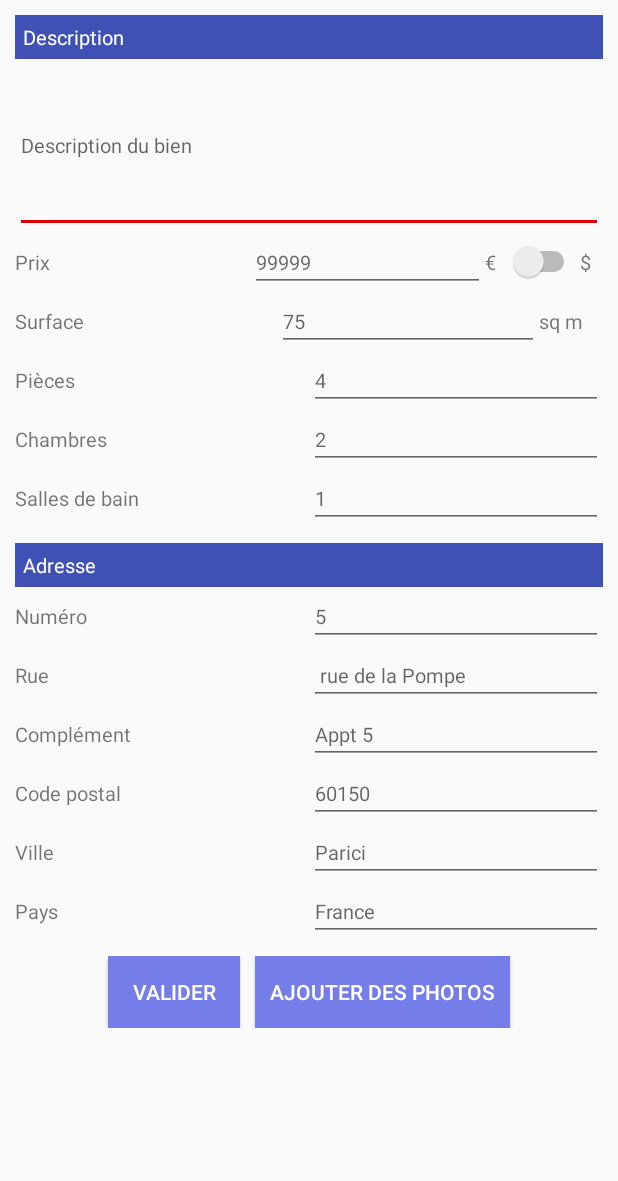
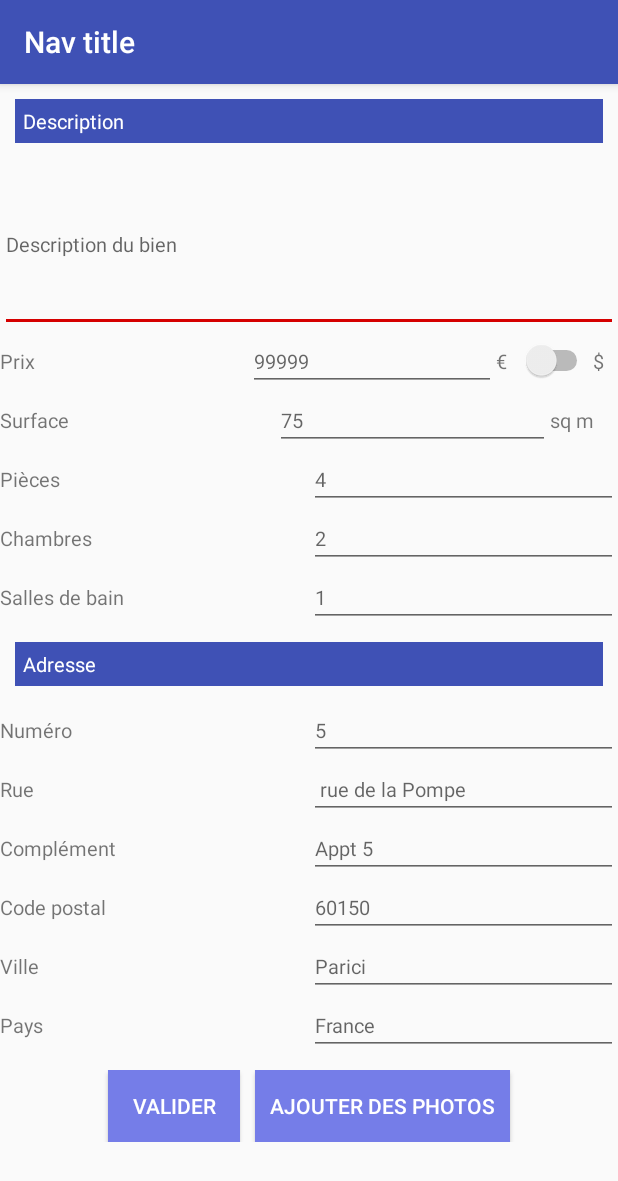
Before and after one commit to ACVivant/RealEstateManager, an Android app: the CreateHomeActivity screen opened directly, with no data from a screen before it, on a phone screen of 412 x 824 dp. Shown: the top 1181 px of the screen. Run offline under Robolectric (Android 15) with nearby library versions, the phone set to English and light mode, and no system bars.

Commit message:
toolbar implementaiton

```diff
--- a/app/src/main/res/layout-land/activity_create_home.xml
+++ b/app/src/main/res/layout-land/activity_create_home.xml
@@ -5,6 +5,31 @@
     android:layout_width="match_parent"
     android:layout_height="match_parent"
     tools:context=".CreateHomeActivity">
+
+    <LinearLayout
+        android:layout_width="match_parent"
+        android:layout_height="wrap_content"
+        android:orientation="vertical">
+
+        <com.google.android.material.appbar.AppBarLayout
+            android:id="@+id/appBarLayout"
+            android:layout_width="match_parent"
+            android:layout_height="wrap_content"
+            android:theme="@style/AppTheme.AppBarOverlay"
+            app:layout_constraintEnd_toEndOf="parent"
+            app:layout_constraintStart_toStartOf="parent"
+            app:layout_constraintTop_toTopOf="parent">
+
+            <androidx.appcompat.widget.Toolbar
+                android:id="@+id/toolbar"
+                android:layout_width="match_parent"
+                android:layout_height="?attr/actionBarSize"
+                android:background="?attr/colorPrimary"
+                app:popupTheme="@style/AppTheme.PopupOverlay"
+                app:title="@string/nav_title"/>
+
+        </com.google.android.material.appbar.AppBarLayout>
+
 
     <LinearLayout
         android:layout_width="match_parent"
@@ -298,7 +323,9 @@
             android:hint="@string/location_country"/>
     </LinearLayout>
 
-
+    </LinearLayout>
+    </LinearLayout>
+    </LinearLayout>
 
     <LinearLayout
         android:layout_width="match_parent"
@@ -324,6 +351,4 @@
             android:textColor="@android:color/white"
             android:padding="@dimen/default_mini_margin"/>
     </LinearLayout>
-    </LinearLayout>
-    </LinearLayout>
 </ScrollView>
--- a/app/src/main/res/layout/activity_create_home.xml
+++ b/app/src/main/res/layout/activity_create_home.xml
@@ -9,8 +9,27 @@
     <LinearLayout
         android:layout_width="match_parent"
         android:layout_height="wrap_content"
-        android:orientation="vertical"
-        android:padding="@dimen/default_margin">
+        android:orientation="vertical">
+
+        <com.google.android.material.appbar.AppBarLayout
+            android:id="@+id/appBarLayout"
+            android:layout_width="match_parent"
+            android:layout_height="wrap_content"
+            android:theme="@style/AppTheme.AppBarOverlay"
+            app:layout_constraintEnd_toEndOf="parent"
+            app:layout_constraintStart_toStartOf="parent"
+            app:layout_constraintTop_toTopOf="parent">
+
+            <androidx.appcompat.widget.Toolbar
+                android:id="@+id/toolbar"
+                android:layout_width="match_parent"
+                android:layout_height="?attr/actionBarSize"
+                android:background="?attr/colorPrimary"
+                app:popupTheme="@style/AppTheme.PopupOverlay"
+                app:title="@string/nav_title"/>
+
+        </com.google.android.material.appbar.AppBarLayout>
+
     <TextView
         android:layout_width="match_parent"
         android:layout_height="wrap_content"
@@ -19,6 +38,7 @@
         android:background="@color/colorPrimary"
         android:textColor="@android:color/white"
         android:padding="5dp"
+        android:layout_margin="@dimen/default_margin"
         />
 
     <EditText
@@ -161,7 +181,8 @@
         android:background="@color/colorPrimary"
         android:textColor="@android:color/white"
         android:padding="5dp"
-        android:layout_marginTop="@dimen/default_margin"/>
+        android:layout_marginTop="@dimen/default_margin"
+        android:layout_margin="@dimen/default_margin"/>
 
     <LinearLayout
         android:layout_width="match_parent"
--- a/app/src/main/res/layout/nav_header.xml
+++ b/app/src/main/res/layout/nav_header.xml
@@ -15,9 +15,9 @@
     <TextView
         android:layout_width="match_parent"
         android:layout_height="wrap_content"
-        android:paddingTop="@dimen/nav_header_vertical_spacing"
         android:paddingStart="@dimen/default_margin"
-        android:text="@string/app_name"
+        android:layout_centerVertical="true"
+        android:text="@string/title_3"
         android:textSize="30sp"
         android:textColor="@android:color/white"
         android:textStyle="bold"/>
--- a/app/src/main/res/values/dimen.xml
+++ b/app/src/main/res/values/dimen.xml
@@ -8,6 +8,7 @@
 
     <dimen name="default_welcome_title_size">55sp</dimen>
     <dimen name="default_title_size">20sp</dimen>
+    <dimen name="default_small_title_size">17sp</dimen>
     <dimen name="default_text_size">13sp</dimen>
     <dimen name="default_text_size_mini">8sp</dimen>
 
--- a/app/src/main/res/values/strings.xml
+++ b/app/src/main/res/values/strings.xml
@@ -18,6 +18,7 @@
     <!-- Navigation drawer -->
     <string name="navigation_drawer_open">"Ouvrir le menu"</string>
     <string name="navigation_drawer_close">"Fermer le menu"</string>
+    <string name="title_3">"Real \nEstate \nManager"</string>
 
     <!-- Detail layout-->
     <string name="recyclerview_title">"Photos"</string>
```
Also changed, not shown: app/src/main/java/com/openclassrooms/realestatemanager/DetailActivity.java (+26 -0 lines), app/src/main/java/com/openclassrooms/realestatemanager/MainActivity.java (+9 -4 lines), app/src/main/res/layout-land/activity_detail.xml (+30 -12 lines), app/src/main/res/layout/activity_detail.xml (+25 -6 lines), app/src/main/res/menu/top_toolbar_menu.xml (added, +24 -0 lines). Lines whose indentation alone changed are shown as unchanged.
